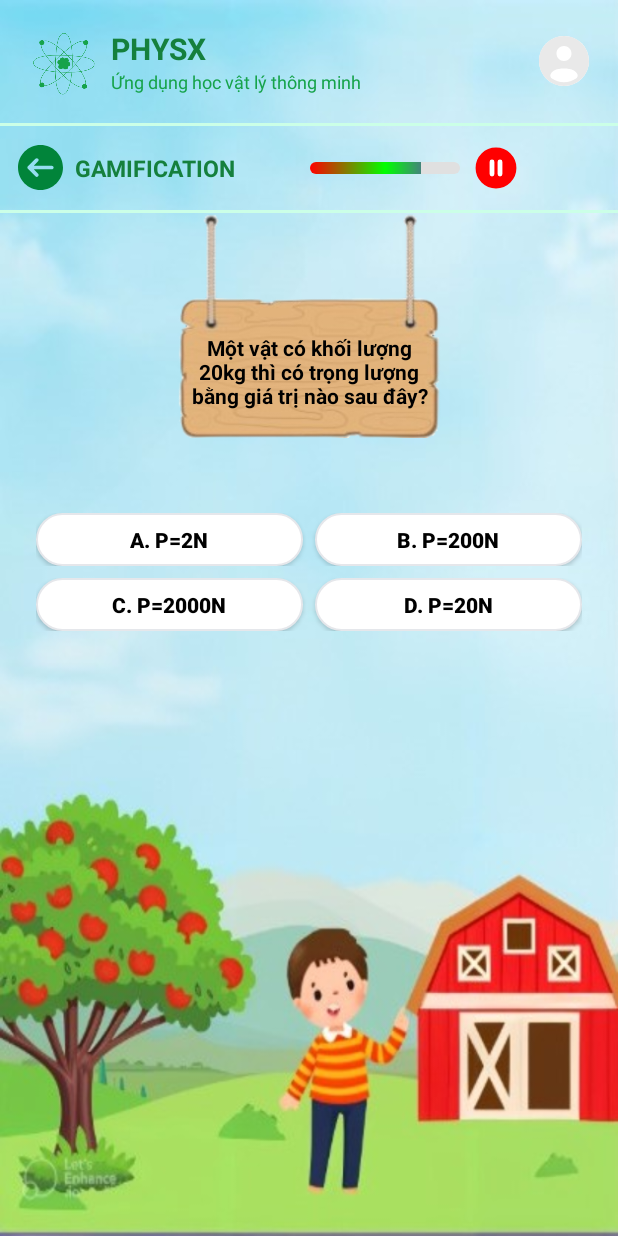
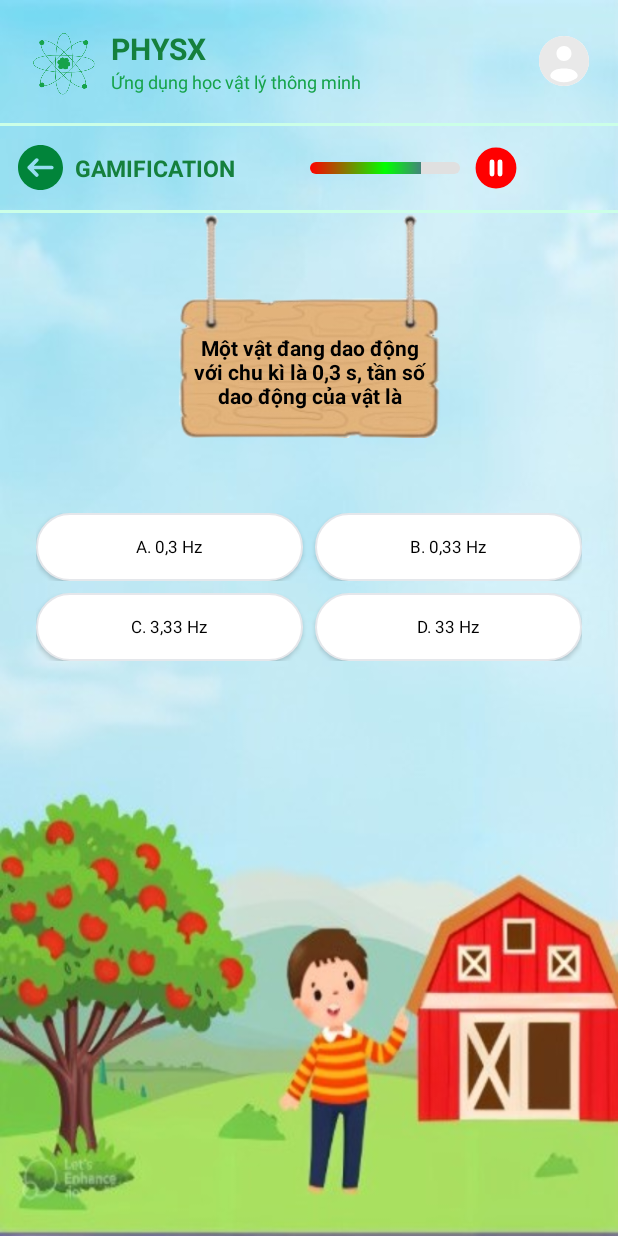
Before and after one commit to TranLamNghia/SmartPhysicApplication, an Android app: the GamificationActivity screen opened directly, with no data from a screen before it, on a phone screen of 412 x 824 dp. Run offline under Robolectric (Android 15) with nearby library versions, the phone set to English and light mode, and no system bars.

Commit message:
Hoan thanh project (V.1.0)

```diff
--- a/app/src/main/java/com/example/smartphysicapplication/main/GamificationActivity.kt
+++ b/app/src/main/java/com/example/smartphysicapplication/main/GamificationActivity.kt
@@ -57,7 +57,7 @@ class GamificationActivity : AppCompatActivity(){
 
         nextQuestionBtn = findViewById(R.id.btn_next_question)
         nextQuestionBtn.setOnClickListener {
-            if (currentQuestionIndex == 2) currentQuestionIndex = 0
+            if (currentQuestionIndex == 4) currentQuestionIndex = 0
             else currentQuestionIndex++
             animateQuestionTransition {
                 showQuestion()
@@ -95,13 +95,12 @@ class GamificationActivity : AppCompatActivity(){
     private fun showQuestion() {
         val question = questionList[currentQuestionIndex]
 
-        val questionText = findViewById<TextView>(R.id.text_question)  // hoặc tìm view của bạn
+        val questionText = findViewById<TextView>(R.id.text_question)
         val btnA = findViewById<AppCompatButton>(R.id.btn_answer_a)
         val btnB = findViewById<AppCompatButton>(R.id.btn_answer_b)
         val btnC = findViewById<AppCompatButton>(R.id.btn_answer_c)
         val btnD = findViewById<AppCompatButton>(R.id.btn_answer_d)
         val feedbackLayout = findViewById<LinearLayout>(R.id.layout_feedback)
-        val feedbackText = findViewById<TextView>(R.id.text_feedback)
         val nextBtn = findViewById<Button>(R.id.btn_next_question)
 
         // Reset trạng thái giao diện
@@ -116,6 +115,7 @@ class GamificationActivity : AppCompatActivity(){
         val buttons = listOf(btnA, btnB, btnC, btnD)
         buttons.forEachIndexed { index, button ->
             button.isEnabled = true
+            button.setTypeface(null, Typeface.NORMAL)
             button.text = "${'A' + index}. ${question.options[index]}"
             button.setOnClickListener {
                 button.isEnabled = false
@@ -140,8 +140,8 @@ class GamificationActivity : AppCompatActivity(){
     fun setStyledFeedback(isCorrect: Boolean, explanation: String) {
         val feedbackText = findViewById<TextView>(R.id.text_feedback)
 
-        val highlight = if (isCorrect) "Chính xác!\n" else "Sai rồi.\n"
-        val fullText = "$highlight ${if (isCorrect) explanation else "Gợi ý: $explanation"}"
+        val highlight = if (isCorrect) "Chính xác!" else "Sai rồi.\n"
+        val fullText = "$highlight ${if (isCorrect) "" else "Gợi ý: $explanation"}"
 
         val spannable = SpannableString(fullText)
 
@@ -192,21 +192,38 @@ class GamificationActivity : AppCompatActivity(){
 
 private val questionList = listOf(
     Question(
-        text = "Một vật có khối lượng 20kg thì có trọng lượng bằng giá trị nào sau đây?",
-        options = listOf("P=2N", "P=200N", "P=2000N", "P=20N"),
-        correctAnswerIndex = 1,
-        explanation = "P = m × g = 20kg × 10 = 200N"
+        text = "Một vật đang dao động với chu kì là 0,3 s, tần số dao động của vật là",
+        options = listOf("0,3 Hz", "0,33 Hz", "3,33 Hz", "33 Hz"),
+        correctAnswerIndex = 2,
+        explanation = "Tần số dao động của vật là: f = 1 / T"
     ),
     Question(
-        text = "Lực nào sau đây là lực tiếp xúc?",
-        options = listOf("Trọng lực", "Lực đàn hồi", "Lực hấp dẫn", "Lực điện"),
+        text = "Chu kì dao động là",
+        options = listOf(
+            "Thời gian chuyển động của vật.",
+            "Thời gian vật thực hiện một dao động toàn phần.",
+            "Số dao động toàn phần mà vật thực hiện được.",
+            "Số dao động toàn phần mà vật thực hiện trong một giây."
+        ),
         correctAnswerIndex = 1,
-        explanation = "Lực đàn hồi là lực tiếp xúc do vật bị biến dạng tạo ra."
+        explanation = "Chu kỳ là thời gian cho 1 dao động toàn phần, đơn vị giây."
     ),
     Question(
-        text = "Công thức tính vận tốc là gì?",
-        options = listOf("v = s/t", "v = t/s", "v = a.t", "v = m.a"),
-        correctAnswerIndex = 0,
-        explanation = "v = s / t, trong đó s là quãng đường, t là thời gian."
+        text = "Một ô tô đi được 180 km trong 3 giờ. Vận tốc trung bình là:",
+        options = listOf("50 km/h", "60 km/h", "70 km/h", "90 km/h"),
+        correctAnswerIndex = 1,
+        explanation = "Vận tốc = quãng đường / thời gian"
+    ),
+    Question(
+        text = "Công thức tính công cơ học là:",
+        options = listOf("A = F + s", "A = F × s × cos(α)", "A = F × t", "A = m × g × h"),
+        correctAnswerIndex = 1,
+        explanation = "Công = lực × quãng đường × cos(góc giữa lực và hướng chuyển động)."
+    ),
+    Question(
+        text = "Khi tăng biên độ dao động điều hòa, điều nào sau đây đúng?",
+        options = listOf("Chu kỳ tăng", "Tần số tăng", "Biên độ tăng nhưng chu kỳ không đổi", "Cả tần số và chu kỳ đều tăng"),
+        correctAnswerIndex = 2,
+        explanation = "Trong dao động điều hòa, T và f không phụ thuộc biên độ."
     )
 )
--- a/app/src/main/java/com/example/smartphysicapplication/main/VideoLectureFragment.kt
+++ b/app/src/main/java/com/example/smartphysicapplication/main/VideoLectureFragment.kt
@@ -52,8 +52,6 @@ class VideoLectureFragment : Fragment() {
         playerView = view.findViewById(R.id.player_view)
         btnBack = view.findViewById(R.id.btn_back)
 
-        val subjectTitle = arguments?.getString("subject_title")
-        val topicName = arguments?.getString("topic_name")
         val videoId = arguments?.getString("video_id")
 
         btnBack.setOnClickListener {
@@ -64,7 +62,7 @@ class VideoLectureFragment : Fragment() {
         playerView.player = player
         if (!videoId.isNullOrEmpty()) {
             try {
-                val uri = Uri.parse("android.resource://${requireContext().packageName}/raw/video_test")
+                val uri = Uri.parse("android.resource://${requireContext().packageName}/raw/video_bai_1")
                 val mediaItem = MediaItem.fromUri(uri)
                 player?.setMediaItem(mediaItem)
 
--- a/app/src/main/res/layout/activity_gamification.xml
+++ b/app/src/main/res/layout/activity_gamification.xml
@@ -127,8 +127,9 @@
                     android:layout_height="@dimen/button_height"
                     android:layout_weight="1"
                     android:text="A. P=2N"
+                    android:textAllCaps="false"
                     android:textSize="@dimen/text_answer"
-                    android:textStyle="bold"
+                    android:textStyle="normal"
                     android:textColor="@color/black"
                     android:background="@drawable/button_white_background"
                     android:layout_marginEnd="@dimen/margin_small" />
@@ -139,8 +140,9 @@
                     android:layout_height="@dimen/button_height"
                     android:layout_weight="1"
                     android:text="B. P=200N"
+                    android:textAllCaps="false"
                     android:textSize="@dimen/text_answer"
-                    android:textStyle="bold"
+                    android:textStyle="normal"
                     android:textColor="@color/black"
                     android:background="@drawable/button_white_background"/>
             </LinearLayout>
@@ -159,8 +161,9 @@
                     android:layout_height="@dimen/button_height"
                     android:layout_weight="1"
                     android:text="C. P=2000N"
+                    android:textAllCaps="false"
                     android:textSize="@dimen/text_answer"
-                    android:textStyle="bold"
+                    android:textStyle="normal"
                     android:textColor="@color/black"
                     android:background="@drawable/button_white_background"
                     android:layout_marginEnd="@dimen/margin_small" />
@@ -171,8 +174,9 @@
                     android:layout_height="@dimen/button_height"
                     android:layout_weight="1"
                     android:text="D. P=20N"
+                    android:textAllCaps="false"
                     android:textSize="@dimen/text_answer"
-                    android:textStyle="bold"
+                    android:textStyle="normal"
                     android:textColor="@color/black"
                     android:background="@drawable/button_white_background"/>
             </LinearLayout>
--- a/app/src/main/res/values-sw360dp/dimens.xml
+++ b/app/src/main/res/values-sw360dp/dimens.xml
@@ -15,11 +15,11 @@
     <!-- Text sizes -->
     <dimen name="text_label">15sp</dimen>
     <dimen name="text_question">14sp</dimen>
-    <dimen name="text_answer">14sp</dimen>
+    <dimen name="text_answer">11sp</dimen>
     <dimen name="text_feedback">14sp</dimen>
 
     <!-- Button -->
-    <dimen name="button_height">35dp</dimen>
+    <dimen name="button_height">45dp</dimen>
 
     <!-- Icon -->
     <dimen name="icon_size">30dp</dimen>
--- a/app/src/main/res/values/dimens.xml
+++ b/app/src/main/res/values/dimens.xml
@@ -19,7 +19,7 @@
     <dimen name="text_feedback">14sp</dimen>
 
     <!-- Button -->
-    <dimen name="button_height">48dp</dimen>
+    <dimen name="button_height">55</dimen>
 
     <!-- Icon -->
     <dimen name="icon_size">30dp</dimen>
--- a/app/src/main/res/values/themes.xml
+++ b/app/src/main/res/values/themes.xml
@@ -1,9 +1,12 @@
 <resources xmlns:tools="http://schemas.android.com/tools">
     <!-- Base application theme. -->
     <style name="Base.Theme.SmartPhysicApplication" parent="Theme.Material3.DayNight.NoActionBar">
-        <!-- Customize your light theme here. -->
-        <!-- <item name="colorPrimary">@color/my_light_primary</item> -->
+
     </style>
 
     <style name="Theme.SmartPhysicApplication" parent="Base.Theme.SmartPhysicApplication" />
+    <style name="CustomButton" parent="Widget.AppCompat.Button">
+        <item name="android:textStyle">normal</item>
+        <item name="android:textAllCaps">false</item> <!-- nếu bạn không muốn toàn chữ in hoa -->
+    </style>
 </resources>
```
Also changed, not shown: app/src/main/java/com/example/smartphysicapplication/main/ChatBotFragment.kt (+0 -11 lines), 4 other files.
